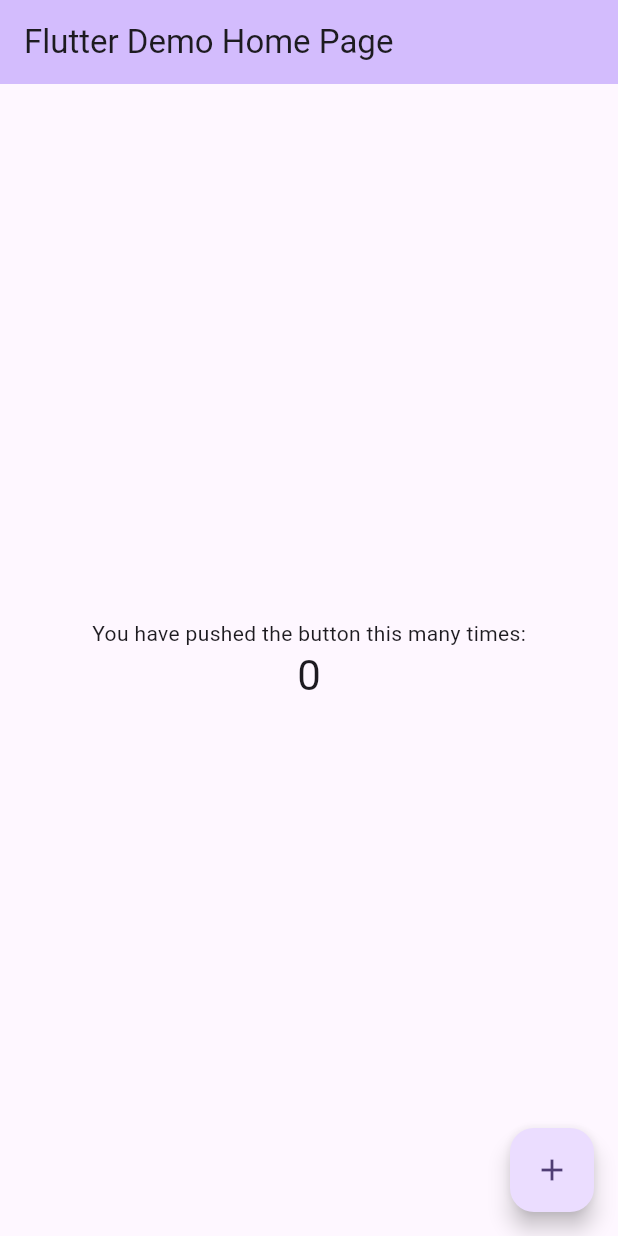
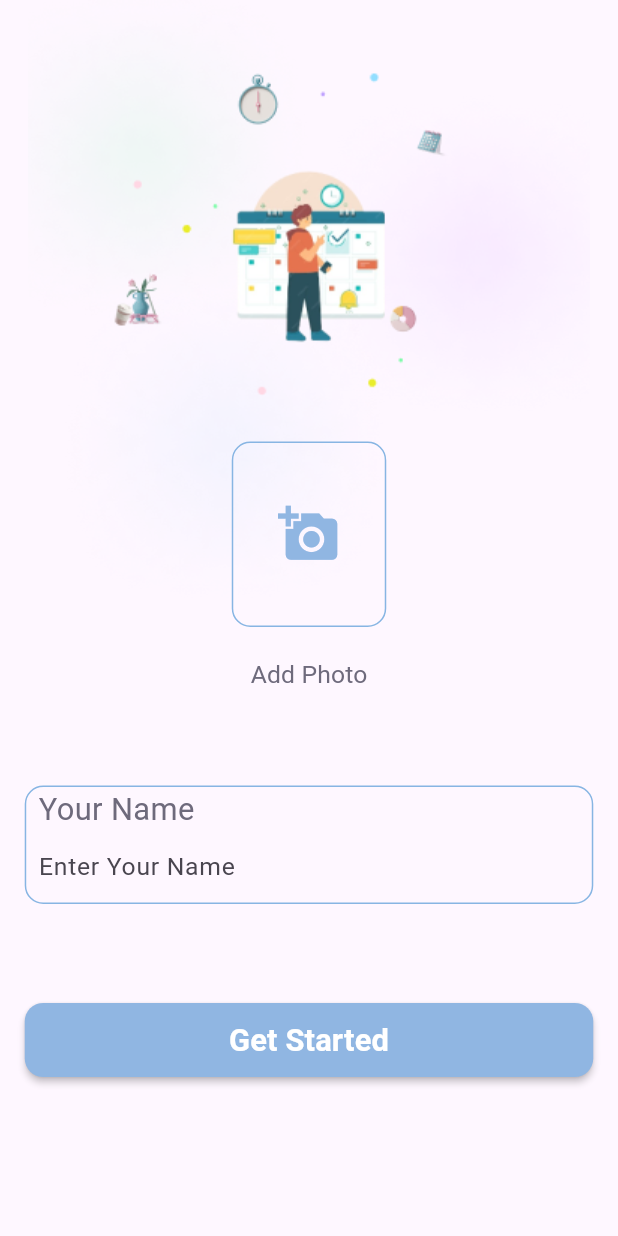
Before and after one commit to atefElhamsa/todo-app, a Flutter app: the screen it shows after launch, on a phone screen of 412 x 824 dp. Run offline on Flutter 3.47's test engine with Material 3 defaults, Android fonts, the phone set to English and light mode, and no system bars; our stand-ins replace google_fonts, image_picker.

Commit message:
onBoarding and login finished

```diff
--- /dev/null
+++ b/lib/core/utils/app_colors.dart
@@ -0,0 +1,10 @@
+import 'package:flutter/material.dart';
+
+class AppColors {
+  static const Color black = Colors.black;
+  static const Color grey1 = Color(0XFF8E8E8E);
+  static const Color white = Colors.white;
+  static const Color labni1 = Color(0XFF90B6E2);
+  static const Color labni2 = Color(0XFF87B5E3);
+  static const Color grey2 = Color(0XFF6E6A7C);
+}
--- /dev/null
+++ b/lib/core/utils/app_images.dart
@@ -0,0 +1,5 @@
+class AppImages {
+  static const String onBoardingImages = "assets/images/onboarding_image.png";
+  static const String arrowLeft = "assets/images/Arrow_Left.png";
+  static const String loginImage = "assets/images/login_image.png";
+}
--- /dev/null
+++ b/lib/core/utils/app_texts.dart
@@ -0,0 +1,13 @@
+class AppTexts {
+  static const String toDoListDailyTask = "ToDo List\n Daily Task";
+  static const String descriptionOnBoarding =
+      "This productive tool is designed to help\nyou better manage your task\nproject-wise conveniently!";
+  static const String letStart = "Let’s Start";
+  static const String addPhoto = "Add Photo";
+  static const String updatePhoto = "Update photo";
+  static const String yourName = "Your Name";
+  static const String enterYourName = "Enter Your Name";
+  static const String getStarted = "Get Started";
+  static const String gallery = "Gallery";
+  static const String camera = "Camera";
+}
--- /dev/null
+++ b/lib/features/login/presentation/view/login_screen.dart
@@ -0,0 +1,15 @@
+import 'package:flutter/material.dart';
+import 'package:todo/features/login/presentation/view/widgets/login_body.dart';
+
+class LoginScreen extends StatelessWidget {
+  const LoginScreen({super.key});
+
+  @override
+  Widget build(BuildContext context) {
+    return const Scaffold(
+      body: SafeArea(
+        child: LoginBody(),
+      ),
+    );
+  }
+}
--- /dev/null
+++ b/lib/features/login/presentation/view/widgets/login_body.dart
@@ -0,0 +1,343 @@
+import 'dart:io';
+import 'package:flutter/material.dart';
+import 'package:google_fonts/google_fonts.dart';
+import 'package:image_picker/image_picker.dart';
+import 'package:todo/core/utils/app_colors.dart';
+import 'package:todo/core/utils/app_images.dart';
+import 'package:todo/core/utils/app_texts.dart';
+import 'package:todo/features/home/presentation/view/home_screen.dart';
+
+class LoginBody extends StatefulWidget {
+  const LoginBody({super.key});
+
+  @override
+  State<LoginBody> createState() => _LoginBodyState();
+}
+
+class _LoginBodyState extends State<LoginBody> {
+
+  TextEditingController name = TextEditingController();
+  var nameFromKey = GlobalKey<FormState>();
+  final ImagePicker picker = ImagePicker();
+
+  XFile? image;
+
+  pickPhoto(ImageSource imageSource) async {
+    image = await picker.pickImage(source: imageSource);
+    setState(() {
+
+    });
+  }
+
+  @override
+  Widget build(BuildContext context) {
+    return SingleChildScrollView(
+      child: Column(
+        children: [
+          Stack(
+            alignment: Alignment.bottomCenter,
+            children: [
+              Image.asset(
+                AppImages.loginImage,
+              ),
+              GestureDetector(
+                onTap: () {
+                  showModalBottomSheet(
+                      context: context,
+                      builder: (context) {
+                        return Padding(
+                          padding: EdgeInsets.all(
+                              MediaQuery.of(context).size.height * 0.03),
+                          child: Row(
+                            children: [
+                              Expanded(
+                                child: GestureDetector(
+                                  onTap: () {
+                                    pickPhoto(ImageSource.gallery);
+                                  },
+                                  child: SizedBox(
+                                    child: Column(
+                                      mainAxisSize: MainAxisSize.min,
+                                      children: [
+                                        Icon(
+                                          Icons.photo_size_select_actual,
+                                          size: MediaQuery.of(context)
+                                                  .size
+                                                  .height *
+                                              0.05,
+                                          color: AppColors.labni1,
+                                        ),
+                                        Text(
+                                          AppTexts.gallery,
+                                          style: TextStyle(
+                                            fontSize: MediaQuery.of(context)
+                                                    .size
+                                                    .height *
+                                                0.02,
+                                            color: AppColors.grey1,
+                                          ),
+                                        ),
+                                      ],
+                                    ),
+                                  ),
+                                ),
+                              ),
+                              Expanded(
+                                child: GestureDetector(
+                                  onTap: () {
+                                    pickPhoto(ImageSource.camera);
+                                  },
+                                  child: SizedBox(
+                                    child: Column(
+                                      mainAxisSize: MainAxisSize.min,
+                                      children: [
+                                        Icon(
+                                          Icons.add_a_photo,
+                                          size: MediaQuery.of(context)
+                                                  .size
+                                                  .height *
+                                              0.05,
+                                          color: AppColors.labni1,
+                                        ),
+                                        Text(
+                                          AppTexts.camera,
+                                          style: TextStyle(
+                                            fontSize: MediaQuery.of(context)
+                                                    .size
+                                                    .height *
+                                                0.02,
+                                            color: AppColors.grey1,
+                                          ),
+                                        ),
+                                      ],
+                                    ),
+                                  ),
+                                ),
+                              ),
+                            ],
+                          ),
+                        );
+                      });
+                },
+                child: Container(
+                  height: MediaQuery.of(context).size.height * 0.15,
+                  width: MediaQuery.of(context).size.width * 0.25,
+                  decoration: BoxDecoration(
+                    borderRadius: BorderRadius.circular(
+                        MediaQuery.of(context).size.width * 0.03),
+                    border: Border.all(color: AppColors.labni2),
+                  ),
+                  child: image == null
+                      ? Icon(
+                          Icons.add_a_photo,
+                          color: AppColors.labni1,
+                          size: MediaQuery.of(context).size.height * 0.05,
+                        )
+                      : ClipRRect(
+                    borderRadius: BorderRadius.circular(MediaQuery.of(context).size.width * 0.03),
+                        child: Image.file(
+                            File(image!.path),
+                          ),
+                      ),
+                ),
+              ),
+            ],
+          ),
+          SizedBox(
+            height: MediaQuery.of(context).size.height * 0.01,
+          ),
+          TextButton(
+            onPressed: () {
+              showModalBottomSheet(
+                  context: context,
+                  builder: (context) {
+                    return Padding(
+                      padding: EdgeInsets.all(
+                          MediaQuery.of(context).size.height * 0.03),
+                      child: Row(
+                        children: [
+                          Expanded(
+                            child: GestureDetector(
+                              onTap: () {
+                                pickPhoto(ImageSource.gallery);
+                              },
+                              child: SizedBox(
+                                child: Column(
+                                  mainAxisSize: MainAxisSize.min,
+                                  children: [
+                                    Icon(
+                                      Icons.photo_size_select_actual,
+                                      size: MediaQuery.of(context)
+                                          .size
+                                          .height *
+                                          0.05,
+                                      color: AppColors.labni1,
+                                    ),
+                                    Text(
+                                      AppTexts.gallery,
+                                      style: TextStyle(
+                                        fontSize: MediaQuery.of(context)
+                                            .size
+                                            .height *
+                                            0.02,
+                                        color: AppColors.grey1,
+                                      ),
+                                    ),
+                                  ],
+                                ),
+                              ),
+                            ),
+                          ),
+                          Expanded(
+                            child: GestureDetector(
+                              onTap: () {
+                                pickPhoto(ImageSource.camera);
+                              },
+                              child: SizedBox(
+                                child: Column(
+                                  mainAxisSize: MainAxisSize.min,
+                                  children: [
+                                    Icon(
+                                      Icons.add_a_photo,
+                                      size: MediaQuery.of(context)
+                                          .size
+                                          .height *
+                                          0.05,
+                                      color: AppColors.labni1,
+                                    ),
+                                    Text(
+                                      AppTexts.camera,
+                                      style: TextStyle(
+                                        fontSize: MediaQuery.of(context)
+                                            .size
+                                            .height *
+                                            0.02,
+                                        color: AppColors.grey1,
+                                      ),
+                                    ),
+                                  ],
+                                ),
+                              ),
+                            ),
+                          ),
+                        ],
+                      ),
+                    );
+                  });
+            },
+            child: Text(
+              image == null ? AppTexts.addPhoto : AppTexts.updatePhoto,
+              style: GoogleFonts.lexendDeca(
+                textStyle: TextStyle(
+                  fontWeight: FontWeight.w400,
+                  color: AppColors.grey2,
+                  fontSize: MediaQuery.of(context).size.height * 0.02,
+                ),
+              ),
+            ),
+          ),
+          SizedBox(
+            height: MediaQuery.of(context).size.height * 0.06,
+          ),
+          Padding(
+            padding: EdgeInsets.symmetric(
+                horizontal: MediaQuery.of(context).size.width * 0.04),
+            child: Container(
+              decoration: BoxDecoration(
+                borderRadius: BorderRadius.circular(
+                    MediaQuery.of(context).size.width * 0.03),
+                border: Border.all(color: AppColors.labni2),
+              ),
+              child: Padding(
+                padding: EdgeInsets.symmetric(
+                    horizontal: MediaQuery.of(context).size.width * 0.02),
+                child: Column(
+                  crossAxisAlignment: CrossAxisAlignment.start,
+                  children: [
+                    Text(
+                      AppTexts.yourName,
+                      style: GoogleFonts.lexendDeca(
+                        textStyle: TextStyle(
+                          fontWeight: FontWeight.w400,
+                          color: AppColors.grey2,
+                          fontSize: MediaQuery.of(context).size.height * 0.025,
+                        ),
+                      ),
+                    ),
+                    Form(
+                      key: nameFromKey,
+                      child: TextFormField(
+                        controller: name,
+                        validator: (value) {
+                          if(value == null || value.isEmpty == true){
+                            return "Please Enter Your Name";
+                          }
+                          return null;
+                        },
+                        decoration: InputDecoration(
+                          hintText: AppTexts.enterYourName,
+                          hintStyle: TextStyle(
+                              fontSize:
+                                  MediaQuery.of(context).size.height * 0.02),
+                          enabledBorder: InputBorder.none,
+                          focusedBorder: InputBorder.none,
+                          errorBorder: InputBorder.none,
+                          focusedErrorBorder: InputBorder.none,
+                        ),
+                      ),
+                    ),
+                  ],
+                ),
+              ),
+            ),
+          ),
+          SizedBox(
+            height: MediaQuery.of(context).size.height * 0.08,
+          ),
+          Padding(
+            padding: EdgeInsets.symmetric(
+                horizontal: MediaQuery.of(context).size.width * 0.04),
+            child: MaterialButton(
+              onPressed: () {
+                if(nameFromKey.currentState!.validate()){
+                  FocusScope.of(context).requestFocus(
+                    FocusNode(),
+                  );
+                  Navigator.push(
+                      context,
+                      MaterialPageRoute(builder: (context){
+                        return const HomeScreen();
+                      }),
+                  );
+                }
+              },
+              color: AppColors.labni1,
+              height: MediaQuery.of(context).size.height * 0.06,
+              shape: RoundedRectangleBorder(
+                borderRadius: BorderRadius.circular(
+                    MediaQuery.of(context).size.width * 0.03),
+              ),
+              child: Row(
+                children: [
+                  Expanded(
+                    child: Text(
+                      AppTexts.getStarted,
+                      textAlign: TextAlign.center,
+                      style: GoogleFonts.lexendDeca(
+                        textStyle: TextStyle(
+                          fontWeight: FontWeight.w600,
+                          color: AppColors.white,
+                          fontSize: MediaQuery.of(context).size.height * 0.025,
+                        ),
+                      ),
+                    ),
+                  ),
+                ],
+              ),
+            ),
+          ),
+        ],
+      ),
+    );
+  }
+}
--- a/lib/main.dart
+++ b/lib/main.dart
@@ -1,125 +1,17 @@
 import 'package:flutter/material.dart';
+import 'package:todo/features/login/presentation/view/login_screen.dart';
 
-void main() {
+void main(){
   runApp(const MyApp());
 }
-
 class MyApp extends StatelessWidget {
   const MyApp({super.key});
 
-  // This widget is the root of your application.
   @override
   Widget build(BuildContext context) {
-    return MaterialApp(
-      title: 'Flutter Demo',
-      theme: ThemeData(
-        // This is the theme of your application.
-        //
-        // TRY THIS: Try running your application with "flutter run". You'll see
-        // the application has a purple toolbar. Then, without quitting the app,
-        // try changing the seedColor in the colorScheme below to Colors.green
-        // and then invoke "hot reload" (save your changes or press the "hot
-        // reload" button in a Flutter-supported IDE, or press "r" if you used
-        // the command line to start the app).
-        //
-        // Notice that the counter didn't reset back to zero; the application
-        // state is not lost during the reload. To reset the state, use hot
-        // restart instead.
-        //
-        // This works for code too, not just values: Most code changes can be
-        // tested with just a hot reload.
-        colorScheme: ColorScheme.fromSeed(seedColor: Colors.deepPurple),
-        useMaterial3: true,
-      ),
-      home: const MyHomePage(title: 'Flutter Demo Home Page'),
+    return const MaterialApp(
+      debugShowCheckedModeBanner: false,
+      home: LoginScreen(),
     );
   }
 }
-
-class MyHomePage extends StatefulWidget {
-  const MyHomePage({super.key, required this.title});
-
-  // This widget is the home page of your application. It is stateful, meaning
-  // that it has a State object (defined below) that contains fields that affect
-  // how it looks.
-
-  // This class is the configuration for the state. It holds the values (in this
-  // case the title) provided by the parent (in this case the App widget) and
-  // used by the build method of the State. Fields in a Widget subclass are
-  // always marked "final".
-
-  final String title;
-
-  @override
-  State<MyHomePage> createState() => _MyHomePageState();
-}
-
-class _MyHomePageState extends State<MyHomePage> {
-  int _counter = 0;
-
-  void _incrementCounter() {
-    setState(() {
-      // This call to setState tells the Flutter framework that something has
-      // changed in this State, which causes it to rerun the build method below
-      // so that the display can reflect the updated values. If we changed
-      // _counter without calling setState(), then the build method would not be
-      // called again, and so nothing would appear to happen.
-      _counter++;
-    });
-  }
-
-  @override
-  Widget build(BuildContext context) {
-    // This method is rerun every time setState is called, for instance as done
-    // by the _incrementCounter method above.
-    //
-    // The Flutter framework has been optimized to make rerunning build methods
-    // fast, so that you can just rebuild anything that needs updating rather
-    // than having to individually change instances of widgets.
-    return Scaffold(
-      appBar: AppBar(
-        // TRY THIS: Try changing the color here to a specific color (to
-        // Colors.amber, perhaps?) and trigger a hot reload to see the AppBar
-        // change color while the other colors stay the same.
-        backgroundColor: Theme.of(context).colorScheme.inversePrimary,
-        // Here we take the value from the MyHomePage object that was created by
-        // the App.build method, and use it to set our appbar title.
-        title: Text(widget.title),
-      ),
-      body: Center(
-        // Center is a layout widget. It takes a single child and positions it
-        // in the middle of the parent.
-        child: Column(
-          // Column is also a layout widget. It takes a list of children and
-          // arranges them vertically. By default, it sizes itself to fit its
-          // children horizontally, and tries to be as tall as its parent.
-          //
-          // Column has various properties to control how it sizes itself and
-          // how it positions its children. Here we use mainAxisAlignment to
-          // center the children vertically; the main axis here is the vertical
-          // axis because Columns are vertical (the cross axis would be
-          // horizontal).
-          //
-          // TRY THIS: Invoke "debug painting" (choose the "Toggle Debug Paint"
-          // action in the IDE, or press "p" in the console), to see the
-          // wireframe for each widget.
-          mainAxisAlignment: MainAxisAlignment.center,
-          children: <Widget>[
-            const Text(
-              'You have pushed the button this many times:',
-            ),
-            Text(
-              '$_counter',
-              style: Theme.of(context).textTheme.headlineMedium,
-            ),
-          ],
-        ),
-      ),
-      floatingActionButton: FloatingActionButton(
-        onPressed: _incrementCounter,
-        tooltip: 'Increment',
-        child: const Icon(Icons.add),
-      ), // This trailing comma makes auto-formatting nicer for build methods.
-    );
-  }
-}
--- a/pubspec.yaml
+++ b/pubspec.yaml
@@ -35,6 +35,8 @@ dependencies:
   # The following adds the Cupertino Icons font to your application.
   # Use with the CupertinoIcons class for iOS style icons.
   cupertino_icons: ^1.0.6
+  google_fonts: ^6.2.1
+  image_picker: ^1.1.2
 
 dev_dependencies:
   flutter_test:
@@ -59,8 +61,8 @@ flutter:
   uses-material-design: true
 
   # To add assets to your application, add an assets section, like this:
-  # assets:
-  #   - images/a_dot_burr.jpeg
+  assets:
+    - assets/images/
   #   - images/a_dot_ham.jpeg
 
   # An image asset can refer to one or more resolution-specific "variants", see
```
Also changed, not shown: lib/features/home/presentation/view/home_screen.dart (added, +10 -0 lines), lib/features/onboarding/presentation/view/onboarding_screen.dart (added, +15 -0 lines), lib/features/onboarding/presentation/view/widgets/onboarding_body.dart (added, +87 -0 lines), assets/images/Arrow_Left.png (added), assets/images/login_image.png (added), assets/images/onboarding_image.png (added), pubspec.lock, 5 other files.
